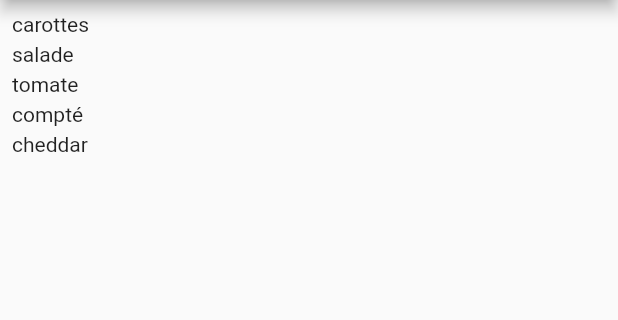
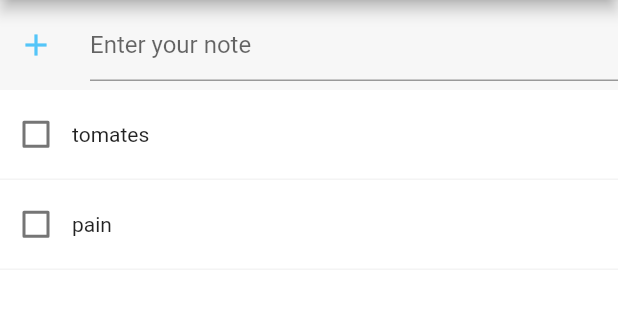
Before and after one commit to blueshunter/ShoppingList, a Flutter app: the screen it shows after launch, on a phone screen of 412 x 824 dp, the part 84-404 px from its top. Run offline on Flutter 3.47's test engine with Material 2 defaults, Android fonts, the phone set to English and light mode, and no system bars.

Commit message:
update listItem stateless to statefull, add build input

```diff
--- a/lib/main.dart
+++ b/lib/main.dart
@@ -1,5 +1,5 @@
 import 'package:flutter/material.dart';
-import 'package:flutter_shopping_list/widget/ShoppingListPage.dart';
+import 'package:flutter_shopping_list/widget/shopping_list_page.dart';
 import 'package:flutter_shopping_list/theme.dart';
 
 void main() {
--- /dev/null
+++ b/lib/model/check_item.dart
@@ -0,0 +1,10 @@
+// Copyright 2017 The Chromium Authors. All rights reserved.
+// Use of this source code is governed by a BSD-style license that can be
+// found in the LICENSE file.
+
+class CheckItem {
+  CheckItem({this.title, this.isSelected});
+
+  String title;
+  bool isSelected;
+}
--- /dev/null
+++ b/lib/model/check_item_list.dart
@@ -0,0 +1,36 @@
+import "check_item.dart";
+
+class CheckItemList {
+  //constructor
+  CheckItemList({List<CheckItem> items}) : this._items = items;
+
+  // properties
+  List<CheckItem> _items = <CheckItem>[];
+
+  CheckItem operator [](int index) => _items[index];
+
+  // methods
+  List<CheckItem> items() {
+    return _items;
+  }
+
+  void clear() {
+    _items = <CheckItem>[];
+  }
+
+  void addItem(CheckItem item, {int index = -1}) {
+    if (index == -1) {
+      _items.add(item);
+    } else {
+      _items.insert(index, item);
+    }
+  }
+
+  void removeItemAtIndex(int index) {
+    _items.removeAt(index);
+  }
+
+  void removeItem(CheckItem item) {
+    _items.remove(item);
+  }
+}
--- a/lib/widget/ShoppingList.dart
+++ /dev/null
@@ -1,21 +0,0 @@
-import 'package:flutter/material.dart';
-import 'package:flutter_shopping_list/model/Item.dart';
-import 'package:flutter_shopping_list/widget/ShoppingListItem.dart';
-
-class ShoppingList extends StatelessWidget {
-
-  final List<Item> _items;
-
-  ShoppingList(this._items);
-
-    @override
-    Widget build(BuildContext context) {
-
-      return new ListView.builder(
-        padding: new EdgeInsets.all(8.0),
-        itemExtent: 20.0,
-        itemBuilder: (BuildContext context, int index) => new ShoppingListItem(_items[index]),
-        itemCount: _items.length,
-      );
-    }
-}
--- a/lib/widget/ShoppingListItem.dart
+++ /dev/null
@@ -1,14 +0,0 @@
-import 'package:flutter/material.dart';
-import 'package:flutter_shopping_list/model/Item.dart';
-
-class ShoppingListItem extends StatelessWidget {
-  final Item _item;
-
-  ShoppingListItem(this._item);
-
-  @override
-  Widget build(BuildContext context) {
-    return new Text(_item.name);
-  }
-
-}
--- a/lib/widget/ShoppingListPage.dart
+++ /dev/null
@@ -1,18 +0,0 @@
-import 'package:flutter/material.dart';
-import 'package:flutter_shopping_list/widget/ShoppingList.dart';
-import 'package:flutter_shopping_list/model/Item.dart';
-import 'package:flutter_shopping_list/widget/about.dart';
-
-class ShoppingListPage extends StatelessWidget {
-
-  @override
-  Widget build(BuildContext context) {
-    return new Scaffold(
-    drawer: aboutTile,
-    appBar: new AppBar(
-      title: new Text("ShoppingList"),
-    ),
-    body: new ShoppingList(items),
-  );
-  }
-}
--- /dev/null
+++ b/lib/widget/shopping_list.dart
@@ -0,0 +1,163 @@
+import 'package:flutter/material.dart';
+import 'package:flutter_shopping_list/model/Item.dart';
+import 'package:flutter_shopping_list/model/check_item_list.dart';
+import 'package:flutter_shopping_list/model/check_item.dart';
+import 'shopping_list_item.dart';
+
+/*
+class ShoppingList extends StatelessWidget {
+
+  final List<Item> _items;
+
+  ShoppingList(this._items);
+
+    @override
+    Widget build(BuildContext context) {
+
+      return new ListView.builder(
+        padding: new EdgeInsets.all(8.0),
+        itemExtent: 20.0,
+        itemBuilder: (BuildContext context, int index) => new ShoppingListItem(_items[index]),
+        itemCount: _items.length,
+      );
+    }
+}
+*/
+
+class ShoppingList extends StatefulWidget {
+
+  //StatefulElement createElement() => new StatefulElement(this);
+  @override
+  _ShoppingListState createState() => new _ShoppingListState();
+}
+
+// Keeps a Checklist in sync with the AnimatedList that is used.
+class AnimatedChecklist extends CheckItemList {
+
+  AnimatedChecklist(
+      {List<CheckItem> items, this.removedItemBuilder, this.listKey})
+      : super(items: items);
+
+  final dynamic removedItemBuilder;
+  final GlobalKey<AnimatedListState> listKey;
+
+  AnimatedListState get _animatedList => listKey.currentState;
+
+  @override
+  void addItem(CheckItem item, {int index = -1}) {
+    super.addItem(item, index: index);
+    if (index == -1) {
+      _animatedList.insertItem(items.length);
+    } else {
+      _animatedList.insertItem(index);
+    }
+  }
+}
+
+//we create the state of pa
+class _ShoppingListState extends State<ShoppingList>
+    with TickerProviderStateMixin {
+
+  final TextEditingController _controller = new TextEditingController();
+  final GlobalKey<AnimatedListState> _listKey =
+  new GlobalKey<AnimatedListState>();
+  AnimatedChecklist _checklist;
+
+  @override
+  void initState() {
+    super.initState();
+    List<CheckItem> defaultItems = [
+      new CheckItem(title: "tomates", isSelected: false),
+      new CheckItem(title: "pain", isSelected: false),
+    ];
+
+    _checklist = new AnimatedChecklist(
+      listKey: _listKey,
+      items: defaultItems,
+    );
+  }
+
+  // Used to build list items that haven't been removed.
+  Widget _buildItem(
+      BuildContext context, int index, Animation<double> animation) {
+    return new ShoppingListItem(
+      animation: animation,
+      checklistItem: _checklist[index],
+      onCheckboxChanged: (checklistItem, value) {
+        setState(() {
+          checklistItem.isSelected = value;
+        });
+      },
+    );
+  }
+
+  Widget _buildInputField() {
+    return new Container(
+      color: const Color(0xFFF7F7F7),
+      height: 60.0,
+      child: new Row(
+        mainAxisSize: MainAxisSize.max,
+        children: [
+          new Material(
+            color: new Color(0xFFF7F7F7),
+            child: new IconButton(
+              icon: new Icon(
+                Icons.add,
+                color: const Color(0xFF54C5F8),
+              ),
+              onPressed: () {
+                if (_controller.text.length > 0) {
+                  CheckItem item = new CheckItem(
+                      title: _controller.text, isSelected: false);
+                  setState(() {
+                    _checklist.addItem(item, index: 0);
+                    _controller.clear();
+                  });
+                }
+              },
+            ),
+          ),
+          new Expanded(
+            child: new Padding(
+              padding: const EdgeInsets.only(left: 12.0),
+              child: new TextField(
+                controller: _controller,
+                decoration: new InputDecoration(
+                  hintText: 'Enter your note',
+                  hideDivider: true,
+                ),
+              ),
+            ),
+          ),
+        ],
+      ),
+    );
+  }
+
+  Widget _buildListView() {
+    return new Expanded(
+      child: new AnimatedList(
+        key: _listKey,
+        initialItemCount: _checklist.items().length,
+        itemBuilder: _buildItem,
+      ),
+    );
+  }
+
+  Widget _contentWidget() {
+    return new Column(
+      children: [
+        _buildInputField(),
+        _buildListView(),
+      ],
+    );
+  }
+
+  @override
+  Widget build(BuildContext context) {
+    return new Material(
+      color: const Color(0xFFFFFFFF),
+      child: _contentWidget(),
+    );
+  }
+}
--- /dev/null
+++ b/lib/widget/shopping_list_item.dart
@@ -0,0 +1,100 @@
+import 'package:flutter/material.dart';
+import 'package:flutter_shopping_list/model/Item.dart';
+import 'package:flutter_shopping_list/model/check_item.dart';
+
+// simple list item stateless widget (text)
+/*
+class ShoppingListItem extends StatelessWidget {
+  final Item _item;
+
+  ShoppingListItem(this._item);
+
+  @override
+  Widget build(BuildContext context) {
+    return new Text(_item.name);
+  }
+}
+*/
+
+// list item with check box, callback and on tap gesture event
+typedef void ShopingListItemChangedCallback(
+    CheckItem checklistItem, bool value);
+
+class ShoppingListItem extends StatelessWidget {
+  ShoppingListItem({
+    Key key,
+    this.animation,
+    this.checklistItem,
+    this.onTap,
+    this.onCheckboxChanged,
+  })
+      : super(key: key) {
+    assert(animation != null);
+  }
+
+  final Animation<double> animation;
+  final CheckItem checklistItem;
+  final VoidCallback onTap;
+  final ShopingListItemChangedCallback onCheckboxChanged;
+
+  @override
+  Widget build(BuildContext context) {
+    final cellContainer = new SizeTransition(
+      axis: Axis.vertical,
+      sizeFactor: animation,
+      child: new Container(
+        decoration: new BoxDecoration(
+          border: new Border(
+            bottom: new BorderSide(
+              color: const Color(0xFFF4F4F4),
+              width: 1.0,
+            ),
+          ),
+        ),
+        height: 60.0,
+        child: new Stack(
+          children: [
+            new Material(
+              color: const Color(0x00FFFFFF),
+              child: new InkWell(
+                highlightColor: Colors.grey.withAlpha(30),
+                splashColor: Colors.grey.withAlpha(20),
+                onTap: (() {
+                  this.onTap();
+                }),
+              ),
+            ),
+            new Positioned(
+              left: 0.0,
+              top: 0.0,
+              right: 10.0,
+              bottom: 0.0,
+              child: new Row(
+                crossAxisAlignment: CrossAxisAlignment.center,
+                children: [
+                  new Checkbox(
+                    value: checklistItem.isSelected,
+                    onChanged: (bool value) {
+                      onCheckboxChanged(checklistItem, value);
+                    },
+                  ),
+                  new Expanded(
+                    child: new IgnorePointer(
+                      ignoring: true,
+                      child: new Text(
+                        checklistItem.title,
+                        overflow: TextOverflow.ellipsis,
+                      ),
+                    ),
+                  ),
+                ],
+              ),
+            ),
+          ],
+        ),
+      ),
+    );
+
+    return cellContainer;
+  }
+}
--- /dev/null
+++ b/lib/widget/shopping_list_page.dart
@@ -0,0 +1,16 @@
+import 'package:flutter/material.dart';
+import 'package:flutter_shopping_list/widget/shopping_list.dart';
+import 'package:flutter_shopping_list/widget/about.dart';
+
+class ShoppingListPage extends StatelessWidget {
+  @override
+  Widget build(BuildContext context) {
+    return new Scaffold(
+      drawer: aboutTile,
+      appBar: new AppBar(
+        title: new Text("ShoppingList"),
+      ),
+      body: new ShoppingList(),
+    );
+  }
+}
```
